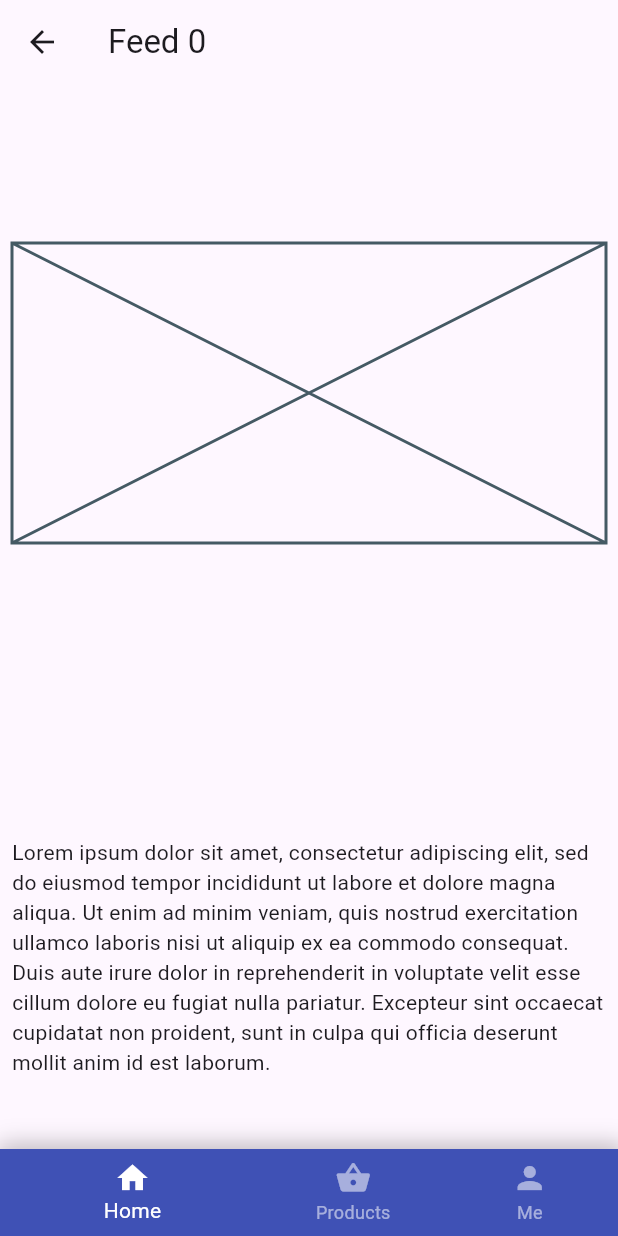
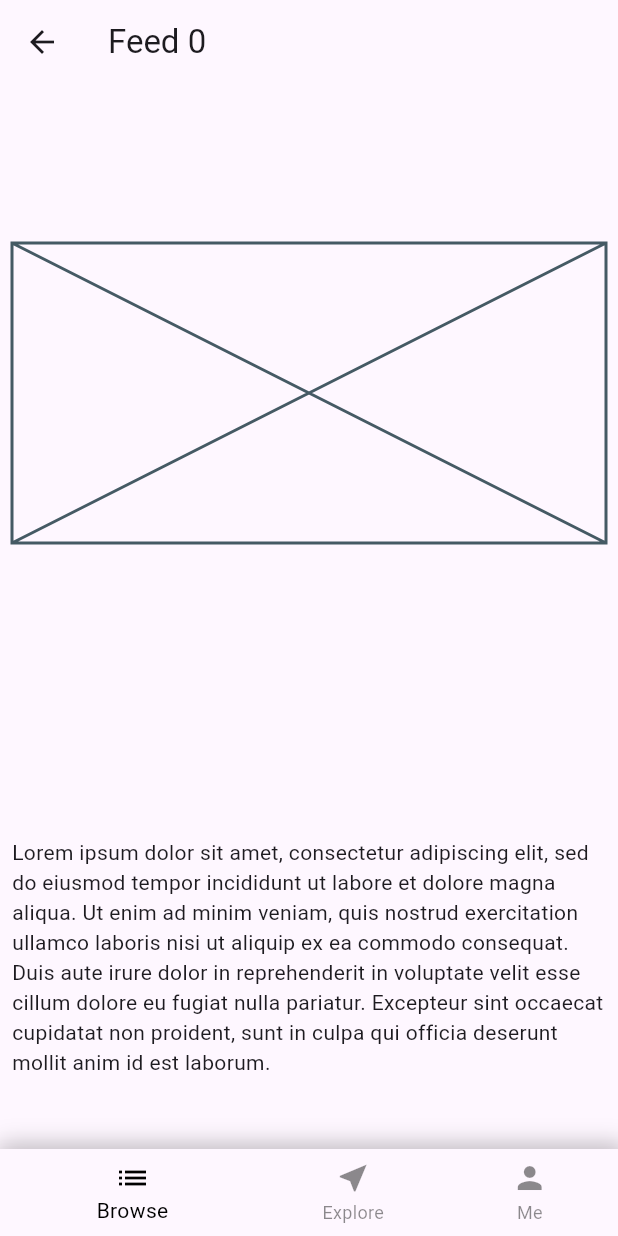
Before and after one commit to kelvinwatson/brawny_events, a Flutter app: the screen it shows after launch, after a tap on an icon or button, on a phone screen of 412 x 824 dp. Run offline on Flutter 3.47's test engine with Material 2 defaults, Android fonts, the phone set to English and light mode, and no system bars.

Commit message:
color readjustment

```diff
--- a/lib/main.dart
+++ b/lib/main.dart
@@ -4,6 +4,8 @@ import 'package:flutter/rendering.dart';
 
 import 'constants_theme.dart';
 
+
+// TODO: Navigationbar elevation
 void main() {
   runApp(const MyApp());
 }
@@ -14,11 +16,8 @@ class MyApp extends StatelessWidget {
   @override
   Widget build(BuildContext context) {
     return MaterialApp(
-        title: 'BottomNavbar Demo',
-        theme: ThemeData(
-          primarySwatch: whiteSwatch,
-          useMaterial3: true
-        ),
+        title: 'BRAWNY EVENTS',
+        theme: ThemeData(primarySwatch: whiteSwatch, useMaterial3: true),
         routes: {
           // This route needs to be registered, Because
           //  we are pushing this on the main Navigator Stack on line 754 (isRootNavigator:true)
@@ -46,8 +45,6 @@ final homeKey = GlobalKey<NavigatorState>();
 final productsKey = GlobalKey<NavigatorState>();
 final profileKey = GlobalKey<NavigatorState>();
 final NavbarNotifier _navbarNotifier = NavbarNotifier();
-List<Color> colors = [mediumPurple, Colors.orange, Colors.teal];
-const Color mediumPurple = Color.fromRGBO(79, 0, 241, 1.0);
 const String placeHolderText =
     'Lorem ipsum dolor sit amet, consectetur adipiscing elit, sed do eiusmod tempor incididunt ut labore et dolore magna aliqua. Ut enim ad minim veniam, quis nostrud exercitation ullamco laboris nisi ut aliquip ex ea commodo consequat. Duis aute irure dolor in reprehenderit in voluptate velit esse cillum dolore eu fugiat nulla pariatur. Excepteur sint occaecat cupidatat non proident, sunt in culpa qui officia deserunt mollit anim id est laborum.';
 
@@ -63,11 +60,9 @@ class _NavBarHandlerState extends State<NavBarHandler>
     with SingleTickerProviderStateMixin {
   final _buildBody = const <Widget>[HomeMenu(), ProductsMenu(), ProfileMenu()];
 
-  late List<BottomNavigationBarItem> _bottomList = <BottomNavigationBarItem>[];
-
-  final menuItemlist = const <MenuItem>[
-    MenuItem(Icons.home, 'Home'),
-    MenuItem(Icons.shopping_basket, 'Products'),
+  final menuItemList = const <MenuItem>[
+    MenuItem(Icons.list, 'Browse'),
+    MenuItem(Icons.near_me, 'Explore'),
     MenuItem(Icons.person, 'Me'),
   ];
 
@@ -84,13 +79,6 @@ class _NavBarHandlerState extends State<NavBarHandler>
     fadeAnimation = Tween<double>(begin: 0.4, end: 1.0).animate(
       CurvedAnimation(parent: _controller, curve: Curves.fastOutSlowIn),
     );
-
-    _bottomList = List.generate(
-        _buildBody.length,
-        (index) => BottomNavigationBarItem(
-              icon: Icon(menuItemlist[index].iconData),
-              label: menuItemlist[index].text,
-            )).toList();
     _controller.forward();
   }
 
@@ -169,7 +157,7 @@ class _NavBarHandlerState extends State<NavBarHandler>
                             _controller.forward();
                           }
                         },
-                        menuItems: menuItemlist),
+                        menuItems: menuItemList),
                   ),
                 ],
               );
@@ -340,11 +328,10 @@ class _AnimatedNavBarState extends State<AnimatedNavBar>
                 },
                 elevation: 16.0,
                 showUnselectedLabels: true,
-                unselectedItemColor: Colors.white54,
-                selectedItemColor: Colors.white,
+                unselectedItemColor: Colors.black45,
+                selectedItemColor: Colors.black,
                 items: widget.menuItems
                     .map((MenuItem menuItem) => BottomNavigationBarItem(
-                          backgroundColor: Colors.indigo,
                           icon: Icon(menuItem.iconData),
                           label: menuItem.text,
                         ))
@@ -391,11 +378,7 @@ class ProductsMenu extends StatelessWidget {
 
   @override
   Widget build(BuildContext context) {
-    return Theme(
-      data: ThemeData(
-          colorScheme:
-              Theme.of(context).colorScheme.copyWith(primary: colors[1])),
-      child: Navigator(
+    return Navigator(
         key: productsKey,
         initialRoute: '/',
         onGenerateRoute: (RouteSettings settings) {
@@ -424,8 +407,7 @@ class ProductsMenu extends StatelessWidget {
               builder = (BuildContext _) => const ProductList();
           }
           return MaterialPageRoute(builder: builder, settings: settings);
-          }),
-    );
+        });
   }
 }
 
@@ -434,11 +416,7 @@ class ProfileMenu extends StatelessWidget {
 
   @override
   Widget build(BuildContext context) {
-    return Theme(
-      data: ThemeData(
-          colorScheme:
-              Theme.of(context).colorScheme.copyWith(primary: colors[2])),
-      child: Navigator(
+    return Navigator(
         key: profileKey,
         initialRoute: '/',
         onGenerateRoute: (RouteSettings settings) {
@@ -454,8 +432,7 @@ class ProfileMenu extends StatelessWidget {
               builder = (BuildContext _) => const UserProfile();
           }
           return MaterialPageRoute(builder: builder, settings: settings);
-          }),
-    );
+        });
   }
 }
 
```
Lines whose indentation alone changed are shown as unchanged.
